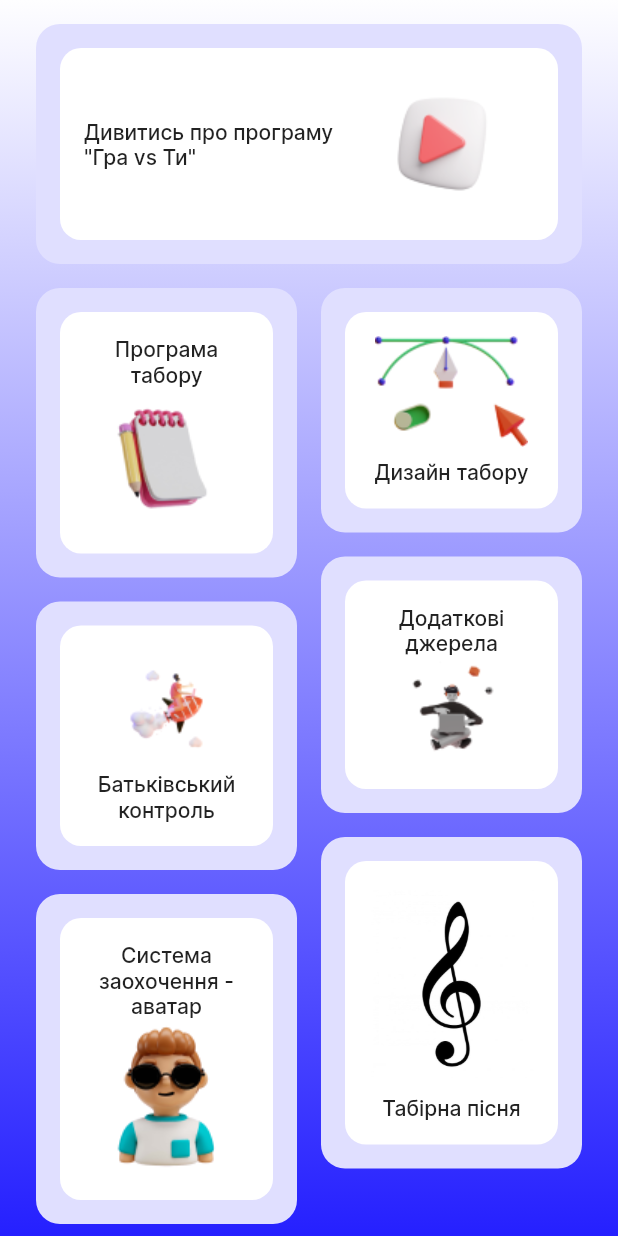
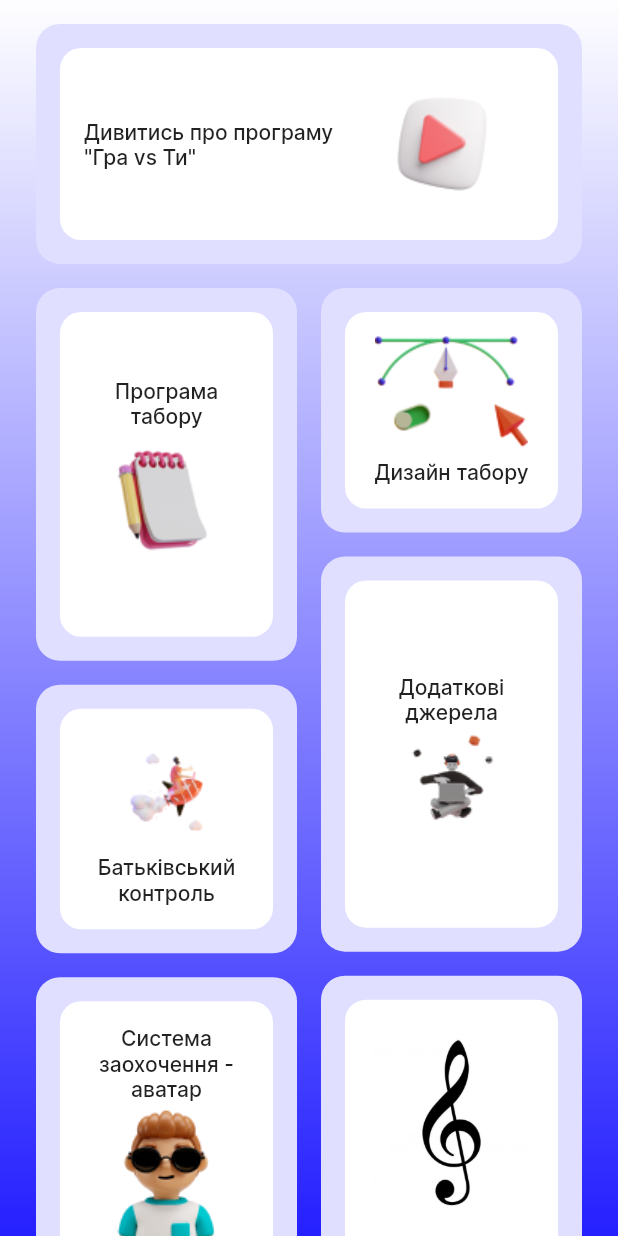
Before and after one commit to Tony-Kovalov/Camps, a Flutter app: the MyHomePageContent2 widget shown alone on an empty page, opened directly, on a phone screen of 412 x 824 dp. Run offline on Flutter 3.47's test engine with Material 2 defaults, Android fonts, the phone set to English and light mode, and no system bars; our stand-ins replace assets_audio_player, bloc, equatable, flutter_bloc, flutter_svg, flutter_widget_from_html and 4 more; accounts and stored records are empty.

Commit message:
Small design improvements

```diff
--- a/lib/features/home_menu/presentation/pages/home_content_2.dart
+++ b/lib/features/home_menu/presentation/pages/home_content_2.dart
@@ -43,9 +43,10 @@ class MyHomePageContent2 extends StatelessWidget {
                 title: "Дивитись про програму \"Гра vs Ти\"",
                 imgAsset: "images/play_rounded_new_ligh.png"),
             const SizedBox(height: 16),
-            Row(
+            IntrinsicHeight(
+              child: Row(
                 mainAxisAlignment: MainAxisAlignment.start,
-              crossAxisAlignment: CrossAxisAlignment.start,
+                crossAxisAlignment: CrossAxisAlignment.stretch,
                 children: [
                   Expanded(
                     flex: 1,
@@ -53,12 +54,14 @@ class MyHomePageContent2 extends StatelessWidget {
                       mainAxisAlignment: MainAxisAlignment.start,
                       crossAxisAlignment: CrossAxisAlignment.start,
                       children: [
-                      CampCard2(
+                        Expanded(
+                          child: CampCard2(
                             onTap: () {
                               open(context, const ProgramMenuPage2());
                             },
                             title: "Програма табору",
                             imgAsset: "images/notepad.png",
+                          ),
                         ),
                         const SizedBox(height: 16),
                         CampCard3(
@@ -109,12 +112,14 @@ class MyHomePageContent2 extends StatelessWidget {
                           imgAsset: "images/design.png",
                         ),
                         const SizedBox(height: 16),
-                      CampCard2(
+                        Expanded(
+                          child: CampCard2(
                             onTap: () {
                               open(context, const AdditionalRes2());
                             },
                             title: "Додаткові джерела",
                             imgAsset: "images/additional_sources.png",
+                          ),
                         ),
                         const SizedBox(height: 16),
                         CampCard3(
@@ -130,6 +135,7 @@ class MyHomePageContent2 extends StatelessWidget {
                   ),
                 ],
               ),
+            ),
           ],
         ),
       ),
--- a/lib/features/home_menu/presentation/pages/home_empty.dart
+++ b/lib/features/home_menu/presentation/pages/home_empty.dart
@@ -4,7 +4,6 @@ import 'package:camps_program/features/home_menu/presentation/pages/choose_progr
 import 'package:camps_program/features/home_menu/presentation/pages/contacts_page.dart';
 import 'package:camps_program/features/home_menu/presentation/pages/main_page_cubit.dart';
 import 'package:camps_program/features/home_menu/presentation/pages/main_page_state.dart';
-import 'package:camps_program/main.dart';
 import 'package:flutter/cupertino.dart';
 import 'package:flutter/material.dart';
 import 'package:flutter/widgets.dart';
```
Lines whose indentation alone changed are shown as unchanged.
